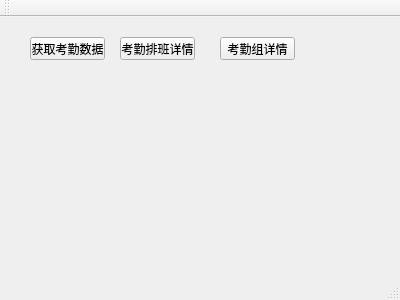
This is mainwindow.ui in seahouse/attendanceget as Qt 5 draws it before an edit. The edited form follows.
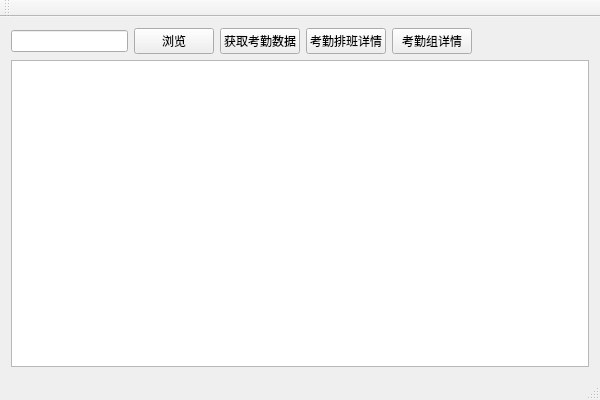
This is the edited form.

Diff of the .ui file:
```diff
--- a/mainwindow.ui
+++ b/mainwindow.ui
@@ -6,53 +6,74 @@
    <rect>
     <x>0</x>
     <y>0</y>
-    <width>400</width>
-    <height>300</height>
+    <width>600</width>
+    <height>400</height>
    </rect>
   </property>
   <property name="windowTitle">
    <string>MainWindow</string>
   </property>
   <widget class="QWidget" name="centralWidget">
+   <layout class="QVBoxLayout" name="verticalLayout">
+    <item>
+     <layout class="QHBoxLayout" name="horizontalLayout">
+      <item>
+       <widget class="QLineEdit" name="lineEdit">
+        <property name="minimumSize">
+         <size>
+          <width>100</width>
+          <height>0</height>
+         </size>
+        </property>
+       </widget>
+      </item>
+      <item>
+       <widget class="QPushButton" name="pbnOpenExcel">
+        <property name="text">
+         <string>浏览</string>
+        </property>
+       </widget>
+      </item>
+      <item>
    <widget class="QPushButton" name="pbnGetAttendance">
-    <property name="geometry">
-     <rect>
-      <x>30</x>
-      <y>20</y>
-      <width>75</width>
-      <height>23</height>
-     </rect>
-    </property>
     <property name="text">
      <string>获取考勤数据</string>
     </property>
    </widget>
+      </item>
+      <item>
    <widget class="QPushButton" name="pbnlistschedule">
-    <property name="geometry">
-     <rect>
-      <x>120</x>
-      <y>20</y>
-      <width>75</width>
-      <height>23</height>
-     </rect>
-    </property>
     <property name="text">
      <string>考勤排班详情</string>
     </property>
    </widget>
+      </item>
+      <item>
    <widget class="QPushButton" name="pbnGetsimplegroups">
-    <property name="geometry">
-     <rect>
-      <x>220</x>
-      <y>20</y>
-      <width>75</width>
-      <height>23</height>
-     </rect>
-    </property>
     <property name="text">
      <string>考勤组详情</string>
     </property>
    </widget>
+      </item>
+      <item>
+       <spacer name="horizontalSpacer">
+        <property name="orientation">
+         <enum>Qt::Horizontal</enum>
+        </property>
+        <property name="sizeHint" stdset="0">
+         <size>
+          <width>40</width>
+          <height>20</height>
+         </size>
+        </property>
+       </spacer>
+      </item>
+     </layout>
+    </item>
+    <item>
+     <widget class="QTextEdit" name="teOutput"/>
+    </item>
+   </layout>
   </widget>
   <widget class="QMenuBar" name="menuBar">
    <property name="geometry">
```
Left out of the diff: 2 changed lines with no effect on the pictures. Lines whose indentation alone changed are shown as unchanged.
